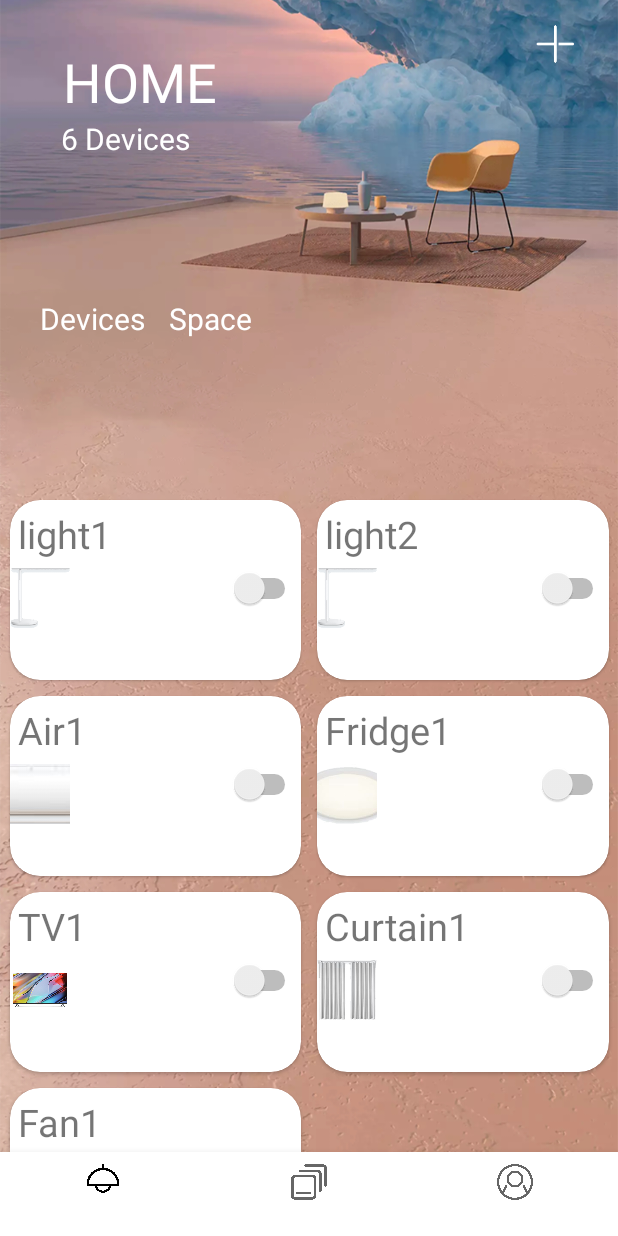
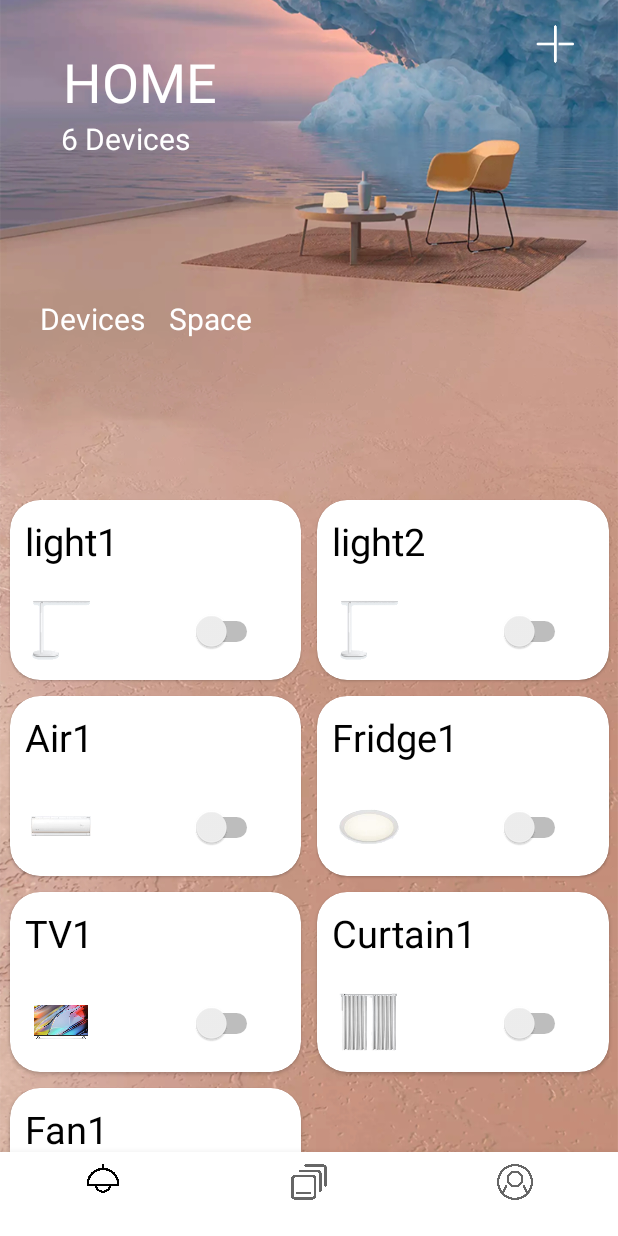
Before and after one commit to cookcookcoo/IHMS, an Android app: the screen it shows after launch (MainActivity), on a phone screen of 412 x 824 dp. Run offline under Robolectric (Android 15) with nearby library versions, the light colour scheme and no system bars; plain views replace RoundedImageView.

Commit message:
调整了device_item的布局

```diff
--- a/app/src/main/res/layout/device_item.xml
+++ b/app/src/main/res/layout/device_item.xml
@@ -2,6 +2,7 @@
 <com.google.android.material.card.MaterialCardView
     xmlns:android="http://schemas.android.com/apk/res/android"
     xmlns:app="http://schemas.android.com/apk/res-auto"
+    xmlns:tools="http://schemas.android.com/tools"
     android:layout_width="match_parent"
     android:layout_height="120dp"
     android:layout_margin="5dp"
@@ -15,31 +16,42 @@
 
         <TextView
             android:id="@+id/deviceName"
+            android:textColor="#000000"
             android:layout_width="wrap_content"
             android:layout_height="wrap_content"
             android:layout_gravity="center_vertical"
-            android:layout_margin="5dp"
+            android:layout_margin="10dp"
             android:textSize="25sp"
             android:gravity="start|center_vertical"/>
 
-
-        <LinearLayout
+        <androidx.constraintlayout.widget.ConstraintLayout
             android:layout_width="match_parent"
-            android:layout_height="match_parent"
-            android:orientation="horizontal">
+            android:layout_height="match_parent">
 
             <ImageView
                 android:id="@+id/deviceImage"
                 android:layout_width="40dp"
                 android:layout_height="40dp"
-                android:scaleType="centerCrop"/>
+                app:layout_constraintDimensionRatio="1:1"
+                android:scaleType="fitCenter"
+                app:layout_constraintBottom_toBottomOf="parent"
+                app:layout_constraintEnd_toEndOf="parent"
+                app:layout_constraintHorizontal_bias="0.093"
+                app:layout_constraintStart_toStartOf="parent"
+                app:layout_constraintTop_toTopOf="parent"
+                app:layout_constraintVertical_bias="0.486" />
 
             <Switch
                 android:id="@+id/deviceSwitch"
-                android:layout_width="match_parent"
-                android:layout_height="wrap_content"
-                />
-        </LinearLayout>
+                android:layout_width="49dp"
+                android:layout_height="26dp"
+                app:layout_constraintBottom_toBottomOf="parent"
+                app:layout_constraintEnd_toEndOf="parent"
+                app:layout_constraintHorizontal_bias="0.721"
+                app:layout_constraintStart_toEndOf="@+id/deviceImage"
+                app:layout_constraintTop_toTopOf="parent" />
+
+        </androidx.constraintlayout.widget.ConstraintLayout>
 
 
     </LinearLayout>
```
Also changed, not shown: app/src/main/res/layout/activity_light_detail.xml (+0 -33 lines).
